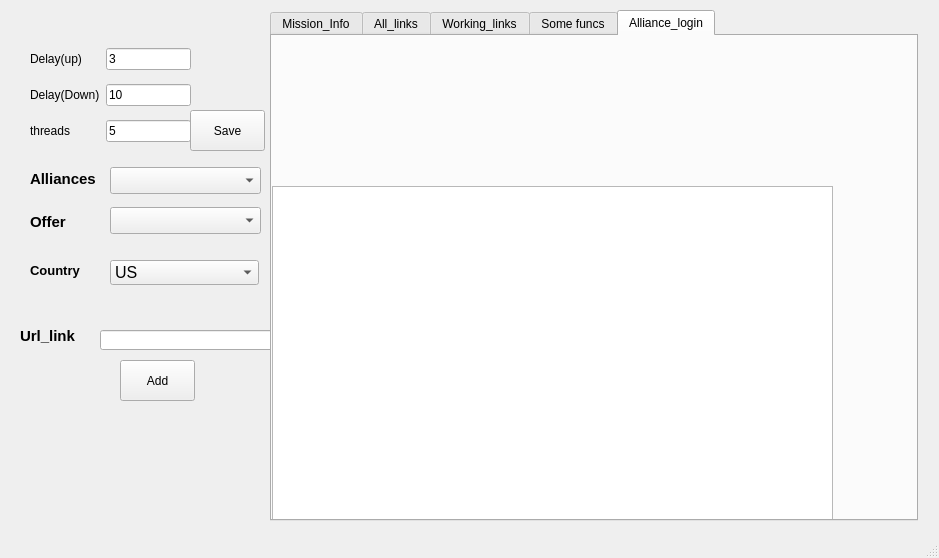
Qt form ui/test.ui (FuckBrains/src) before a commit.
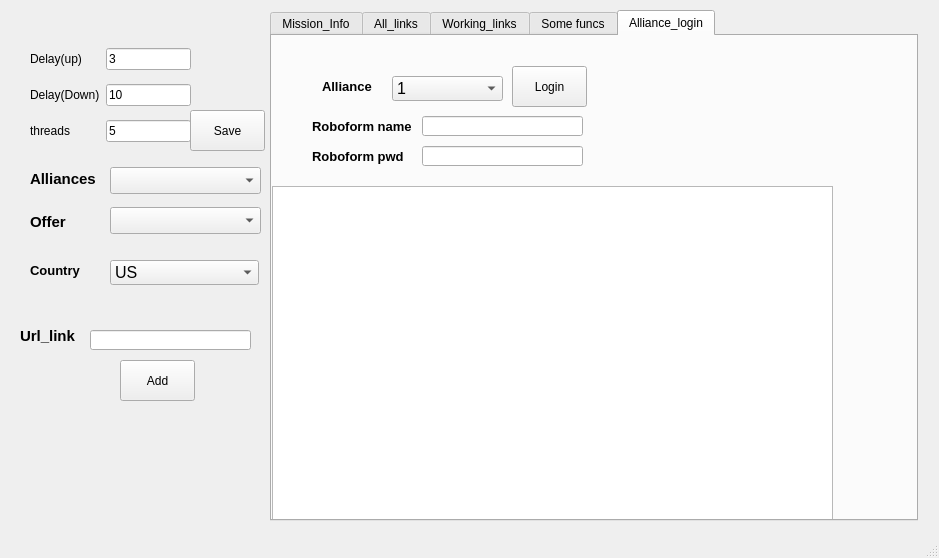
The same form after that commit. The open tabs and pages were chosen to show the change.

```diff
--- a/ui/test.ui
+++ b/ui/test.ui
@@ -123,19 +123,6 @@
      <string>Url_link</string>
     </property>
    </widget>
-   <widget class="QLineEdit" name="lineEdit">
-    <property name="geometry">
-     <rect>
-      <x>100</x>
-      <y>330</y>
-      <width>181</width>
-      <height>20</height>
-     </rect>
-    </property>
-    <property name="text">
-     <string/>
-    </property>
-   </widget>
    <widget class="QWidget" name="gridLayoutWidget">
     <property name="geometry">
      <rect>
@@ -490,39 +477,6 @@
        <string>Import</string>
       </property>
      </widget>
-     <widget class="QLabel" name="label_12">
-      <property name="geometry">
-       <rect>
-        <x>10</x>
-        <y>140</y>
-        <width>81</width>
-        <height>21</height>
-       </rect>
-      </property>
-      <property name="font">
-       <font>
-        <pointsize>10</pointsize>
-        <weight>75</weight>
-        <bold>true</bold>
-       </font>
-      </property>
-      <property name="text">
-       <string>Alliance</string>
-      </property>
-     </widget>
-     <widget class="QPushButton" name="pushButton9">
-      <property name="geometry">
-       <rect>
-        <x>70</x>
-        <y>130</y>
-        <width>75</width>
-        <height>41</height>
-       </rect>
-      </property>
-      <property name="text">
-       <string>Login</string>
-      </property>
-     </widget>
     </widget>
     <widget class="QWidget" name="tab_4">
      <attribute name="title">
@@ -538,6 +492,145 @@
        </rect>
       </property>
      </widget>
+     <widget class="QComboBox" name="comboBox6">
+      <property name="geometry">
+       <rect>
+        <x>120</x>
+        <y>40</y>
+        <width>111</width>
+        <height>25</height>
+       </rect>
+      </property>
+      <property name="font">
+       <font>
+        <pointsize>12</pointsize>
+       </font>
+      </property>
+      <item>
+       <property name="text">
+        <string>1</string>
+       </property>
+      </item>
+      <item>
+       <property name="text">
+        <string>2</string>
+       </property>
+      </item>
+      <item>
+       <property name="text">
+        <string>3</string>
+       </property>
+      </item>
+      <item>
+       <property name="text">
+        <string>4</string>
+       </property>
+      </item>
+      <item>
+       <property name="text">
+        <string>5</string>
+       </property>
+      </item>
+     </widget>
+     <widget class="QLabel" name="label_12">
+      <property name="geometry">
+       <rect>
+        <x>50</x>
+        <y>40</y>
+        <width>81</width>
+        <height>21</height>
+       </rect>
+      </property>
+      <property name="font">
+       <font>
+        <pointsize>10</pointsize>
+        <weight>75</weight>
+        <bold>true</bold>
+       </font>
+      </property>
+      <property name="text">
+       <string>Alliance</string>
+      </property>
+     </widget>
+     <widget class="QPushButton" name="pushButton9">
+      <property name="geometry">
+       <rect>
+        <x>240</x>
+        <y>30</y>
+        <width>75</width>
+        <height>41</height>
+       </rect>
+      </property>
+      <property name="text">
+       <string>Login</string>
+      </property>
+     </widget>
+     <widget class="QLabel" name="label_13">
+      <property name="geometry">
+       <rect>
+        <x>40</x>
+        <y>80</y>
+        <width>121</width>
+        <height>21</height>
+       </rect>
+      </property>
+      <property name="font">
+       <font>
+        <pointsize>10</pointsize>
+        <weight>75</weight>
+        <bold>true</bold>
+       </font>
+      </property>
+      <property name="text">
+       <string>Roboform name</string>
+      </property>
+     </widget>
+     <widget class="QLabel" name="label_14">
+      <property name="geometry">
+       <rect>
+        <x>40</x>
+        <y>110</y>
+        <width>101</width>
+        <height>21</height>
+       </rect>
+      </property>
+      <property name="font">
+       <font>
+        <pointsize>10</pointsize>
+        <weight>75</weight>
+        <bold>true</bold>
+       </font>
+      </property>
+      <property name="text">
+       <string>Roboform pwd</string>
+      </property>
+     </widget>
+     <widget class="QLineEdit" name="lineEdit_5">
+      <property name="geometry">
+       <rect>
+        <x>150</x>
+        <y>80</y>
+        <width>161</width>
+        <height>20</height>
+       </rect>
+      </property>
+      <property name="text">
+       <string/>
+      </property>
+     </widget>
+     <widget class="QLineEdit" name="lineEdit_6">
+      <property name="geometry">
+       <rect>
+        <x>150</x>
+        <y>110</y>
+        <width>161</width>
+        <height>20</height>
+       </rect>
+      </property>
+      <property name="text">
+       <string/>
+      </property>
+     </widget>
     </widget>
    </widget>
    <widget class="QPushButton" name="pushButton5">
@@ -553,6 +646,19 @@
      <string>Save</string>
     </property>
    </widget>
+   <widget class="QLineEdit" name="lineEdit">
+    <property name="geometry">
+     <rect>
+      <x>90</x>
+      <y>330</y>
+      <width>161</width>
+      <height>20</height>
+     </rect>
+    </property>
+    <property name="text">
+     <string/>
+    </property>
+   </widget>
   </widget>
   <widget class="QStatusBar" name="statusbar"/>
   <action name="actionAppend_offer">
```
Left out of the diff: 2 changed lines with no effect on the pictures.
